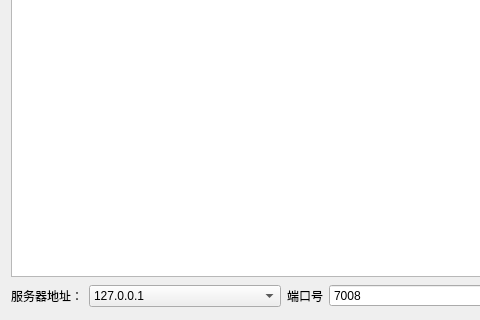
Qt form ShoeTestClient/shoeclient.ui (ShoeFactory/ShoeTcpServer) before a commit; both pictures show x 0 to 480 and y 178 to 498 of the 618 by 498 pixel window.
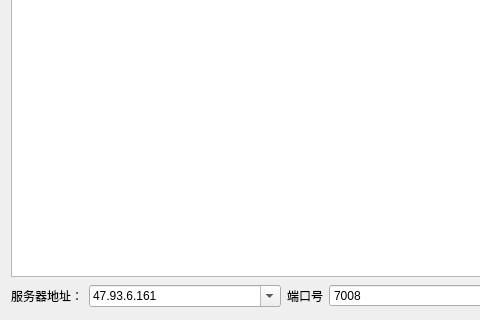
The same form after that commit.

The edit to the form file:
```diff
--- a/ShoeTestClient/shoeclient.ui
+++ b/ShoeTestClient/shoeclient.ui
@@ -82,9 +82,12 @@
          <verstretch>0</verstretch>
         </sizepolicy>
        </property>
+       <property name="editable">
+        <bool>true</bool>
+       </property>
        <item>
         <property name="text">
-         <string>127.0.0.1</string>
+         <string>47.93.6.161</string>
         </property>
        </item>
        <item>
```
Left out of the diff: 2 changed lines with no effect on the pictures.
